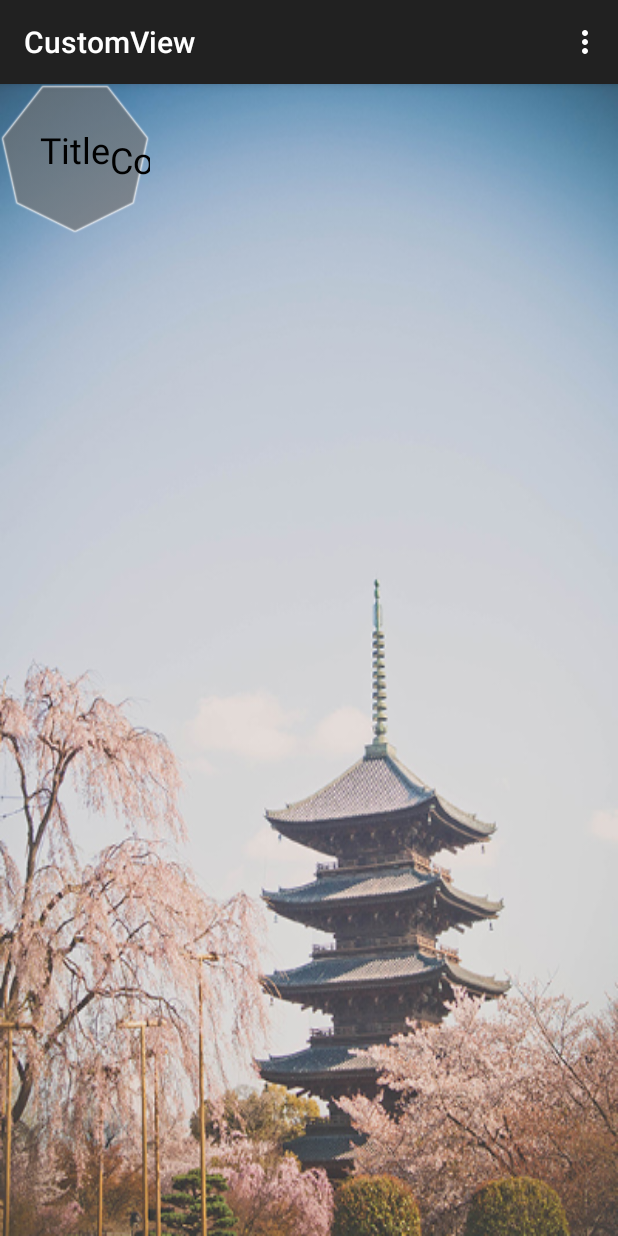
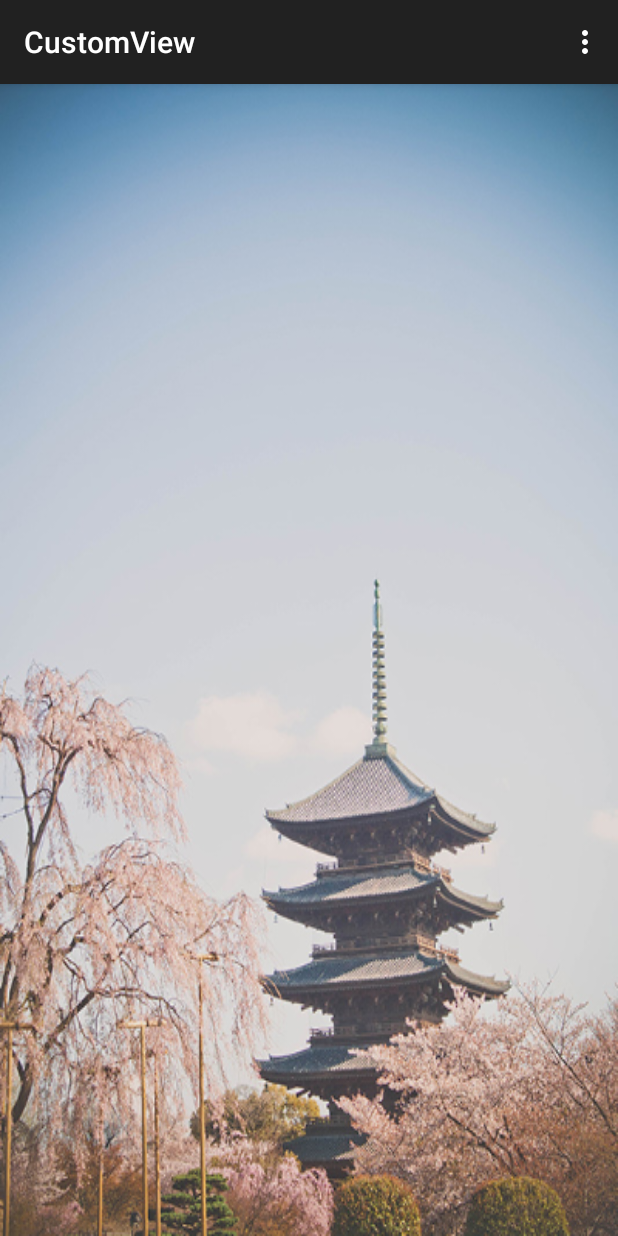
Before and after one commit to nevenisnoob-not-in-use/GlassDialog, an Android app: the screen it shows after launch (MainActivity), on a phone screen of 412 x 824 dp. Run offline under Robolectric (Android 15) with nearby library versions, the phone set to English and light mode, and no system bars.

Commit message:
issue fixed

```diff
--- a/app/src/main/java/jp/co/drecom/customview/MainActivity.java
+++ b/app/src/main/java/jp/co/drecom/customview/MainActivity.java
@@ -31,6 +31,7 @@ public class MainActivity extends ActionBarActivity{
 
     @Override
     public boolean onTouchEvent(MotionEvent event) {
+
         if (event.getAction() == MotionEvent.ACTION_UP) {
             //TODO
             //generate the glass dialog
--- a/app/src/main/res/layout/activity_main.xml
+++ b/app/src/main/res/layout/activity_main.xml
@@ -10,11 +10,11 @@
 
     <jp.co.drecom.glassdialog.GlassDialog
         android:id="@+id/glass"
-        android:layout_width="100dp"
-        android:layout_height="100dp"
-
-
-        custom:glassTextSize="24sp"
+        android:layout_width="80dp"
+        android:layout_height="80dp"
+        android:visibility="gone"
+        custom:glassDialogSize="80dp"
+        custom:glassTextSize="16sp"
         custom:glassTextTitle="Title"
         custom:glassTextContent="Content" />
 
--- a/glassdialog/src/main/java/jp/co/drecom/glassdialog/GlassDialog.java
+++ b/glassdialog/src/main/java/jp/co/drecom/glassdialog/GlassDialog.java
@@ -1,5 +1,6 @@
 package jp.co.drecom.glassdialog;
 
+import android.animation.Animator;
 import android.animation.ObjectAnimator;
 import android.animation.PropertyValuesHolder;
 import android.content.Context;
@@ -30,18 +31,24 @@ public class GlassDialog extends View {
     private float mTextWidth;
     private float mTextHeight;
 
-    private ObjectAnimator mScaleAnim;
-    private PropertyValuesHolder mScaleX;
-    private PropertyValuesHolder mScaleY;
+    private ObjectAnimator mScaleUpAnim;
+    private PropertyValuesHolder mScaleUpX;
+    private PropertyValuesHolder mScaleUpY;
 
-
-
+//    private ScaleAnimation mScaleDownAnim;
+    private ObjectAnimator mScaleDownAnim;
+    private PropertyValuesHolder mScaleDownX;
+    private PropertyValuesHolder mScaleDownY;
 
 
     //customize attribute
     private String mTextTitle;
     private String mTextContent;
     private float mTextSize = 0;
+
+
+
+    private float mDialogSize = 0;
     private float mTouchPointX;
     private float mTouchPointY;
 
@@ -68,6 +75,10 @@ public class GlassDialog extends View {
 
         this.context = context;
 
+        mDialogSize = a.getDimension(R.styleable.GlassDialog_glassDialogSize, 0);
+        //same
+//        Log.v("TAG", "mDialogSize in dp is " + a.getDimension(R.styleable.GlassDialog_glassDialogSize,0));
+        Log.v("TAG", "mDialogSize in pixel is " + mDialogSize);
         mTextTitle = a.getString(
                 R.styleable.GlassDialog_glassTextTitle);
         mTextContent = a.getString(
@@ -85,13 +96,28 @@ public class GlassDialog extends View {
         //TODO
         //init the animation
 
-        mScaleX = PropertyValuesHolder.ofFloat("scaleX",0.0f, 1.2f, 1.0f, 1.1f, 1.0f);
-        mScaleY = PropertyValuesHolder.ofFloat("scaleY",0.0f, 1.2f, 1.0f, 1.1f, 1.0f);
-        mScaleAnim = ObjectAnimator.ofPropertyValuesHolder(this,mScaleX,mScaleY);
-        mScaleAnim.setDuration(500);
+        mScaleUpX = PropertyValuesHolder.ofFloat("scaleX",0.0f, 1.2f, 1.0f, 1.1f, 1.0f);
+        mScaleUpY = PropertyValuesHolder.ofFloat("scaleY",0.0f, 1.2f, 1.0f, 1.1f, 1.0f);
+
+        mScaleDownX = PropertyValuesHolder.ofFloat("scaleX", 1.0f, 1.2f, 0.0f);
+        mScaleDownY = PropertyValuesHolder.ofFloat("scaleY", 1.0f, 1.2f, 0.0f);
+
+
+        mScaleUpAnim = ObjectAnimator.ofPropertyValuesHolder(this,mScaleUpX,mScaleUpY);
+        mScaleUpAnim.setDuration(500);
+
+//        mScaleDownAnim = new ScaleAnimation(1.0f,0.0f,1.0f,0.0f,
+//                Animation.RELATIVE_TO_SELF,
+//                0.5f,
+//                Animation.RELATIVE_TO_SELF,
+//                0.5f);
+//        mScaleDownAnim.setDuration(500);
+        mScaleDownAnim = ObjectAnimator.ofPropertyValuesHolder(this, mScaleDownX, mScaleDownY);
+        mScaleDownAnim.setDuration(300);
 
         // Update TextPaint and text measurements from attributes
         invalidateTextPaintAndMeasurements();
+
     }
 
     private void invalidateTextPaintAndMeasurements() {
@@ -117,8 +143,6 @@ public class GlassDialog extends View {
         Log.v("TAG", "width is " + getWidth() + " height is " + getHeight());
         int contentHeight = getHeight() - paddingTop - paddingBottom;
 
-
-
         // Draw the example drawable on top of the text.
         if (mBackgroundDrawable != null) {
             mBackgroundDrawable.setBounds(paddingLeft, paddingTop,
@@ -132,64 +156,106 @@ public class GlassDialog extends View {
                 paddingLeft + (contentWidth - mTextWidth) / 2,
                 paddingTop + (contentHeight + mTextHeight) / 2,
                 mTextPaint);
-        canvas.drawText(mTextContent,
-                mTextWidth + paddingLeft + (contentWidth - mTextWidth) / 2,
-                mTextHeight + paddingTop + (contentHeight + mTextHeight) / 2,
-                mTextPaint);
+//        canvas.drawText(mTextContent,
+//                mTextWidth + paddingLeft + (contentWidth - mTextWidth) / 2,
+//                mTextHeight + paddingTop + (contentHeight + mTextHeight) / 2,
+//                mTextPaint);
 
 
 
     }
 
     public void startAnim(MotionEvent event) {
-        Log.v("TAG", "left is " + getX() + " top is " + getY());
+        if (getVisibility() == GONE) {
+            setVisibility(VISIBLE);
 
-        setX((int) event.getX());
-        //should minus the action bar height + status bar height
-        setY((int) event.getY());
+            Log.v("TAG", "before set");
+            Log.v("TAG", "left is " + getX() + " top is " + getY());
+            Log.v("TAG", "width is " + getWidth() + " height is " + getHeight());
+            int locationOnScreen[] = new int[2];
+            getLocationOnScreen(locationOnScreen);
+//        int locationInWindow[] = new int[2];
+//        getLocationInWindow(locationInWindow);
 
-        Log.v("TAG", "left is " + getX() + " top is " + getY());
+            int dValueY = locationOnScreen[1] - (int)getY();
+
+//            int dValueCenterX = getWidth()/2;
+
+
+            Log.v("TAG", "location on screen is " + locationOnScreen[0] + " , " + locationOnScreen[1]);
+//        Log.v("TAG", "location in window is " + locationInWindow[0] + " , " + locationInWindow[1]);
+
+            setX((int) event.getX() - getWidth()/2);
+            //should minus the action bar height + status bar height
+            setY((int) event.getY() - dValueY);
+            Log.v("TAG", "after set");
+            Log.v("TAG", "left is " + getX() + " top is " + getY());
+            getLocationOnScreen(locationOnScreen);
+//        getLocationInWindow(locationInWindow);
+            Log.v("TAG", "location on screen is " + locationOnScreen[0] + " , " + locationOnScreen[1]);
+//        Log.v("TAG", "location in window is " + locationInWindow[0] + " , " + locationInWindow[1]);
 //        startAnimation(mScaleAnim);
-        mScaleAnim.start();
+            mScaleUpAnim.start();
+        } else {
+
+            mScaleDownAnim.start();
+            mScaleDownAnim.addListener(new Animator.AnimatorListener() {
+
+                @Override
+                public void onAnimationStart(Animator animation) {
+
+                }
+
+
+                @Override
+                public void onAnimationEnd(Animator animation) {
+                    setVisibility(GONE);
+                }
+
+                @Override
+                public void onAnimationCancel(Animator animation) {
+
+                }
+
+                @Override
+                public void onAnimationRepeat(Animator animation) {
+
+                }
+            });
+        }
+
     }
 
-    /**
-     * Gets the example string attribute value.
-     *
-     * @return The example string attribute value.
-     */
+
     public String getTextTile() {
         return mTextTitle;
     }
 
-    /**
-     * Sets the view's example string attribute value. In the example view, this string
-     * is the text to draw.
-     *
-     * @param exampleString The example string attribute value to use.
-     */
+
     public void setTextTitle(String exampleString) {
         mTextTitle = exampleString;
         invalidateTextPaintAndMeasurements();
     }
 
-    /**
-     * Gets the content attribute value.
-     *
-     * @return The content attribute value.
-     */
+
     public String getTextContent() {
         return mTextContent;
     }
 
-    /**
-     * Sets the view's content attribute value.
-     *
-     * @param exampleString The content attribute value to use.
-     */
+
     public void setTextContent(String exampleString) {
         mTextContent = exampleString;
         invalidateTextPaintAndMeasurements();
     }
 
+    public float getDialogSize() {
+        return mDialogSize;
+    }
+
+    public void setDialogSize(float mDialogSize) {
+        this.mDialogSize = mDialogSize;
+    }
+
+
+
 }
--- a/glassdialog/src/main/res/values/attrs_glass_dialog.xml
+++ b/glassdialog/src/main/res/values/attrs_glass_dialog.xml
@@ -3,5 +3,6 @@
         <attr name="glassTextSize" format="dimension" />
         <attr name="glassTextTitle" format="string" />
         <attr name="glassTextContent" format="string" />
+        <attr name="glassDialogSize" format="dimension" />
     </declare-styleable>
 </resources>
```
Also changed, not shown: glassdialog/src/main/res/layout/sample_glass_dialog.xml (deleted, +0 -16 lines).
